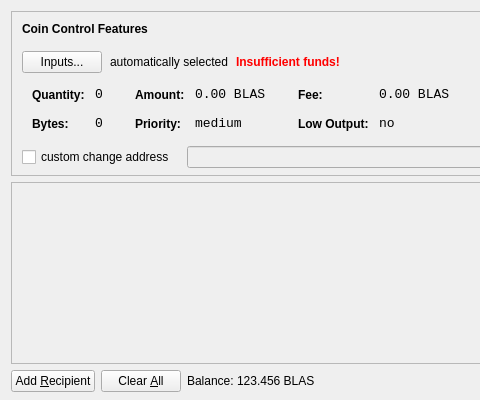
Old version of the form src/qt/forms/sendcoinsdialog.ui in the repository cryptofun/blas; both pictures show x 0 to 480 and y 0 to 400 of the 850 by 400 pixel window.
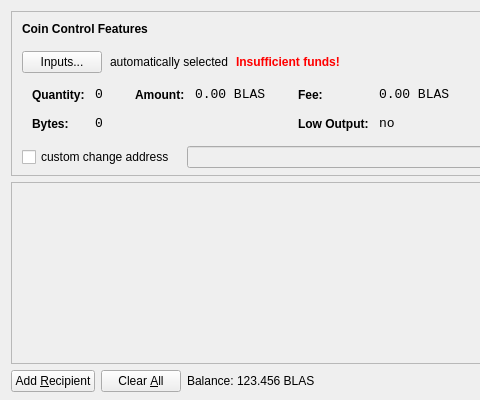
New version of the form. Icons and pictures are not drawn.

What changed in the file:
```diff
--- a/src/qt/forms/sendcoinsdialog.ui
+++ b/src/qt/forms/sendcoinsdialog.ui
@@ -328,38 +328,6 @@
                  </property>
                 </widget>
                </item>
-               <item row="1" column="0">
-                <widget class="QLabel" name="labelCoinControlPriorityText">
-                 <property name="styleSheet">
-                  <string notr="true">font-weight:bold;</string>
-                 </property>
-                 <property name="text">
-                  <string>Priority:</string>
-                 </property>
-                </widget>
-               </item>
-               <item row="1" column="1">
-                <widget class="QLabel" name="labelCoinControlPriority">
-                 <property name="font">
-                  <font>
-                   <family>Monospace</family>
-                   <pointsize>10</pointsize>
-                  </font>
-                 </property>
-                 <property name="cursor">
-                  <cursorShape>IBeamCursor</cursorShape>
-                 </property>
-                 <property name="contextMenuPolicy">
-                  <enum>Qt::ActionsContextMenu</enum>
-                 </property>
-                 <property name="text">
-                  <string>medium</string>
-                 </property>
-                 <property name="textInteractionFlags">
-                  <set>Qt::LinksAccessibleByMouse|Qt::TextSelectableByKeyboard|Qt::TextSelectableByMouse</set>
-                 </property>
-                </widget>
-               </item>
               </layout>
              </item>
              <item>
```
